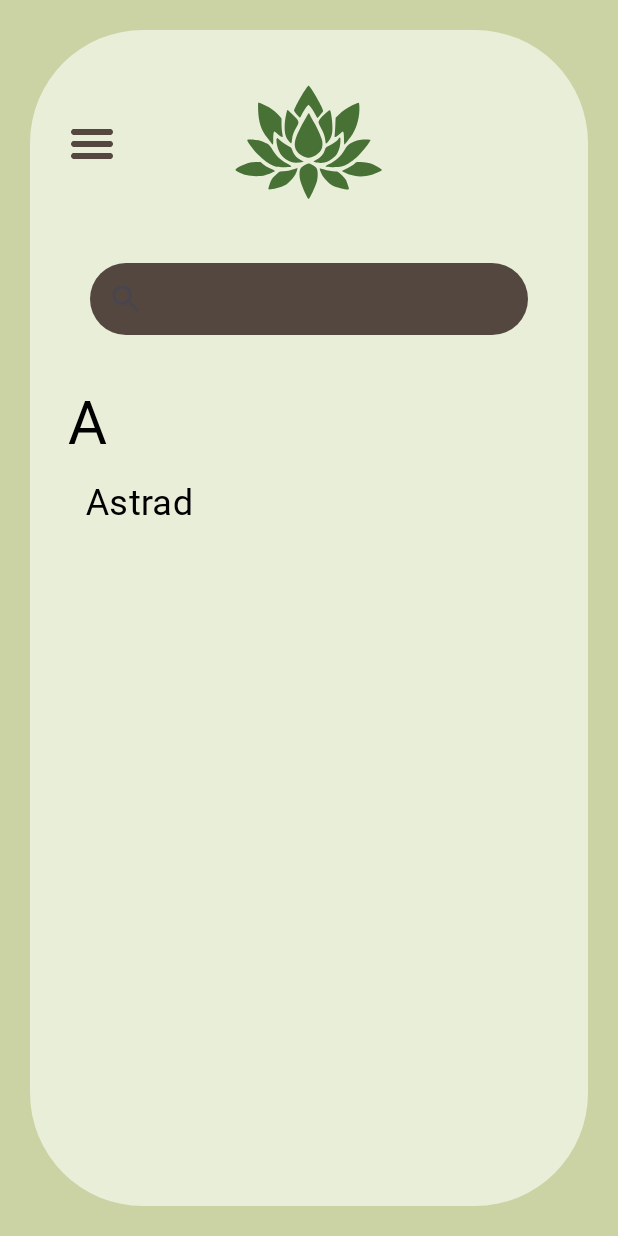
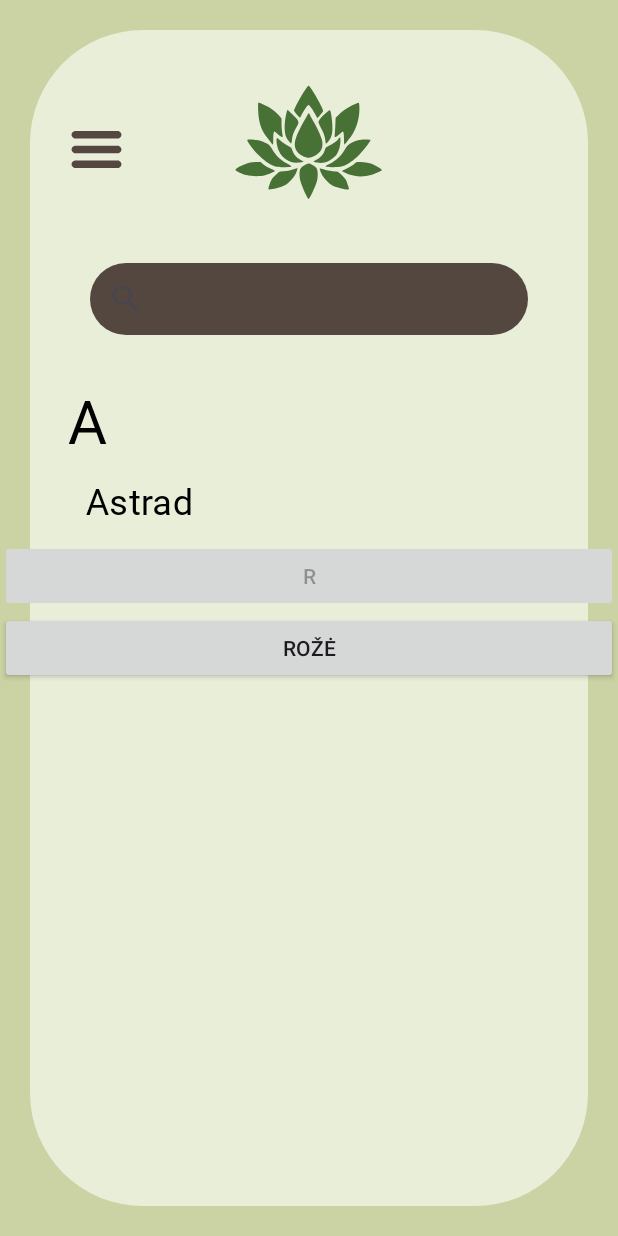
Before and after one commit to FireStars373/AugaluRatas, an Android app: the AllPlants screen opened directly, with no data from a screen before it, on a phone screen of 412 x 824 dp. Run offline under Robolectric (Android 15) with nearby library versions, the light colour scheme and no system bars; our stand-ins replace Room's generated code; Roboto replaces fonts that are not available here.

Commit message:
Duombaze
nebaigta dar

```diff
--- a/app/src/main/java/com/example/augaluratas/AllPlants.java
+++ b/app/src/main/java/com/example/augaluratas/AllPlants.java
@@ -11,25 +11,65 @@ import androidx.core.graphics.Insets;
 import androidx.core.view.ViewCompat;
 import androidx.core.view.WindowInsetsCompat;
 
+import android.content.Intent;
+import android.os.Bundle;
+import android.view.View;
+import android.widget.Button;
+import android.widget.LinearLayout;
+
+import androidx.appcompat.app.AppCompatActivity;
+
+import java.util.List;
+
 public class AllPlants extends AppCompatActivity {
+    private PlantsDatabase db;
+    private PlantsDAO plantsDAO;
+    private LinearLayout plantListLayout;
 
     @Override
     protected void onCreate(Bundle savedInstanceState) {
         super.onCreate(savedInstanceState);
-        EdgeToEdge.enable(this);
         setContentView(R.layout.activity_all_plants);
-        ViewCompat.setOnApplyWindowInsetsListener(findViewById(R.id.main), (v, insets) -> {
-            Insets systemBars = insets.getInsets(WindowInsetsCompat.Type.systemBars());
-            v.setPadding(systemBars.left, systemBars.top, systemBars.right, systemBars.bottom);
-            return insets;
-        });
-        ImageButton sidebar = (ImageButton) findViewById(R.id.sidebar_from_all_plants);
-        sidebar.setOnClickListener(new View.OnClickListener() {
-            @Override
-            public void onClick(View v) {
-                Intent intent = new Intent(getBaseContext(), MeniuOverlay.class);
-                startActivity(intent);
+
+        db = PlantsDatabase.getDatabase(getApplicationContext());
+        plantsDAO = db.plantsDAO();
+
+        Plants plant = new Plants("Rožė", "Graži gėlė");
+        new Thread(() -> {
+            plantsDAO.insert(plant);
+        }).start();
+
+        plantListLayout = findViewById(R.id.plant_list_layout);
+
+        loadPlants();
+    }
+
+    private void loadPlants() {
+        List<Plants> plants = plantsDAO.getAllPlants();
+        String currentCategory = "";
+
+        for (Plants plant : plants) {
+            // Add category button if a new category is encountered
+            if (!plant.getCategory().equals(currentCategory)) {
+                currentCategory = plant.getCategory();
+                Button categoryButton = new Button(this);
+                categoryButton.setText(currentCategory);
+                categoryButton.setEnabled(false);
+                plantListLayout.addView(categoryButton);
             }
-        });
+
+            // Add plant button
+            Button plantButton = new Button(this);
+            plantButton.setText(plant.getName());
+            plantButton.setOnClickListener(v -> openPlantDetails(plant.getName()));
+            plantListLayout.addView(plantButton);
+        }
     }
+
+    private void openPlantDetails(String plantName) {
+        Intent intent = new Intent(this, plant_maintanance.class);
+        intent.putExtra("PLANT_NAME", plantName);
+        startActivity(intent);
+    }
+
 }
--- /dev/null
+++ b/app/src/main/java/com/example/augaluratas/Plants.java
@@ -0,0 +1,36 @@
+package com.example.augaluratas;
+import androidx.annotation.NonNull;
+import androidx.room.ColumnInfo;
+import androidx.room.Entity;
+import androidx.room.PrimaryKey;
+@Entity(tableName = "augalai")
+public class Plants {
+    @PrimaryKey(autoGenerate = true)
+    private long id;
+
+    @NonNull
+    @ColumnInfo(name = "plant_name")
+    private String name;
+
+    @NonNull
+    @ColumnInfo(name = "description")
+    private String description;
+
+    @NonNull
+    @ColumnInfo(name = "category")
+    private String category;
+
+    public Plants(@NonNull String name, @NonNull String description) {
+        this.name = name;
+        this.description = description;
+        this.category = name.substring(0, 1).toUpperCase(); // Pasiima pirmąją raidę ir paverčia ją didžiąja
+    }
+    public void setId(@NonNull long name) {this.id = id;}
+    public long getId() {return this.id;}
+    public void setName(@NonNull String name) {this.name = name;}
+    public String getName() {return this.name;}
+    public void setDescription(@NonNull String description) {this.description =description;}
+    public String getDescription() { return this.description;}
+    public void setCategory(@NonNull String category) {this.category = category;}
+    public String getCategory() {return  this.category;}
+}
--- /dev/null
+++ b/app/src/main/java/com/example/augaluratas/PlantsDAO.java
@@ -0,0 +1,18 @@
+package com.example.augaluratas;
+import java.util.List;
+import androidx.room.Dao;
+import androidx.room.Insert;
+import androidx.room.Query;
+import androidx.room.Delete;
+import java.util.List;
+@Dao
+public interface PlantsDAO {
+    @Insert
+    void insert(Plants plant);
+
+    @Query("SELECT * FROM augalai")
+    List<Plants> getAllPlants();
+
+    @Delete
+    void delete(Plants plant);
+}
--- /dev/null
+++ b/app/src/main/java/com/example/augaluratas/PlantsDatabase.java
@@ -0,0 +1,24 @@
+package com.example.augaluratas;
+import android.content.Context;
+import androidx.room.Database;
+import androidx.room.Room;
+import androidx.room.RoomDatabase;
+@Database(entities = {Plants.class}, version = 1, exportSchema = false)
+public abstract class PlantsDatabase extends RoomDatabase {
+    private static volatile PlantsDatabase INSTANCE;
+
+    public abstract PlantsDAO plantsDAO();
+
+    public static PlantsDatabase getDatabase(final Context context) {
+        if (INSTANCE == null) {
+            synchronized (PlantsDatabase.class) {
+                if (INSTANCE == null) {
+                    INSTANCE = Room.databaseBuilder(context.getApplicationContext(),
+                                    PlantsDatabase.class, "plants_database")
+                            .build();
+                }
+            }
+        }
+        return INSTANCE;
+    }
+}
--- a/app/src/main/res/layout/activity_all_plants.xml
+++ b/app/src/main/res/layout/activity_all_plants.xml
@@ -32,6 +32,7 @@
 
         <LinearLayout
             android:layout_width="match_parent"
+            android:id="@+id/plant_list_layout"
             android:layout_height="wrap_content"
             android:layout_marginTop="45dp"
             android:gravity="center"
@@ -88,12 +89,12 @@
         </LinearLayout>
     </ScrollView>
 
-        <ImageButton
+    <ImageButton
         android:id="@+id/sidebar_from_all_plants"
-        android:layout_width="wrap_content"
-        android:layout_height="wrap_content"
+        android:layout_width="38dp"
+        android:layout_height="39dp"
+        android:layout_marginStart="45dp"
         android:layout_marginTop="80dp"
-        android:layout_marginStart="45dp"
         android:background="@drawable/hamburger_button"
         app:layout_constraintStart_toStartOf="parent"
         app:layout_constraintTop_toTopOf="parent" />
```
Also changed, not shown: app/build.gradle.kts (+21 -1 lines), app/src/main/AndroidManifest.xml (+6 -3 lines), app/src/main/java/com/example/augaluratas/plant_maintanance.java (added, +26 -0 lines), app/src/main/res/layout/activity_plant_maintanance.xml (added, +11 -0 lines).
